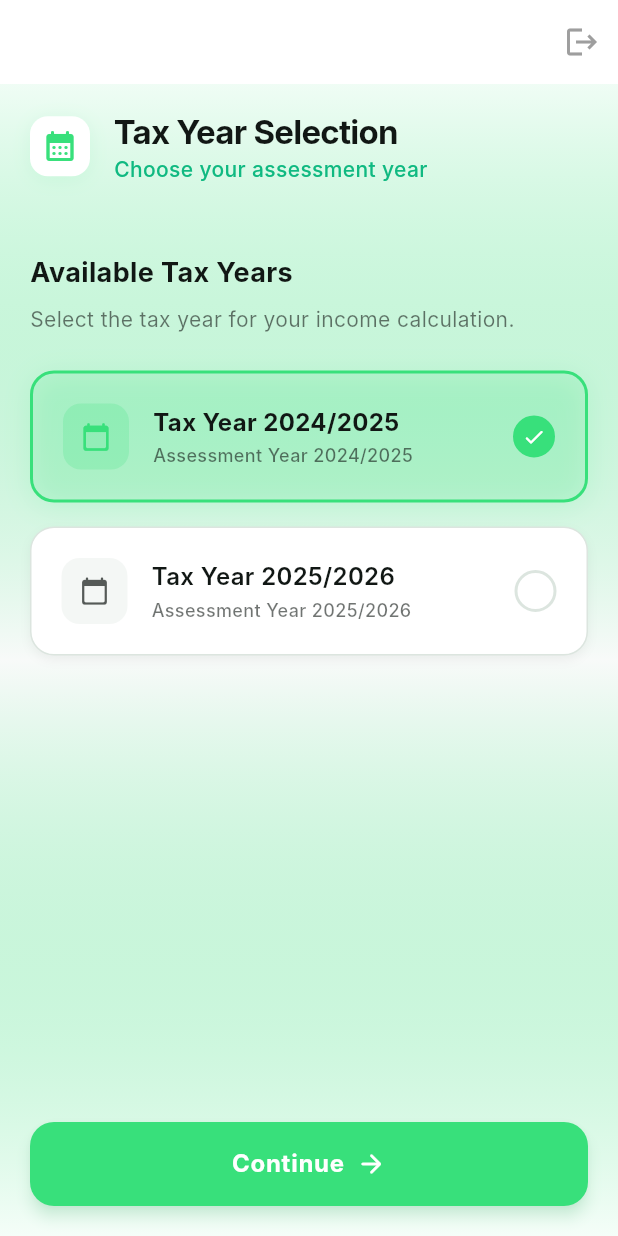
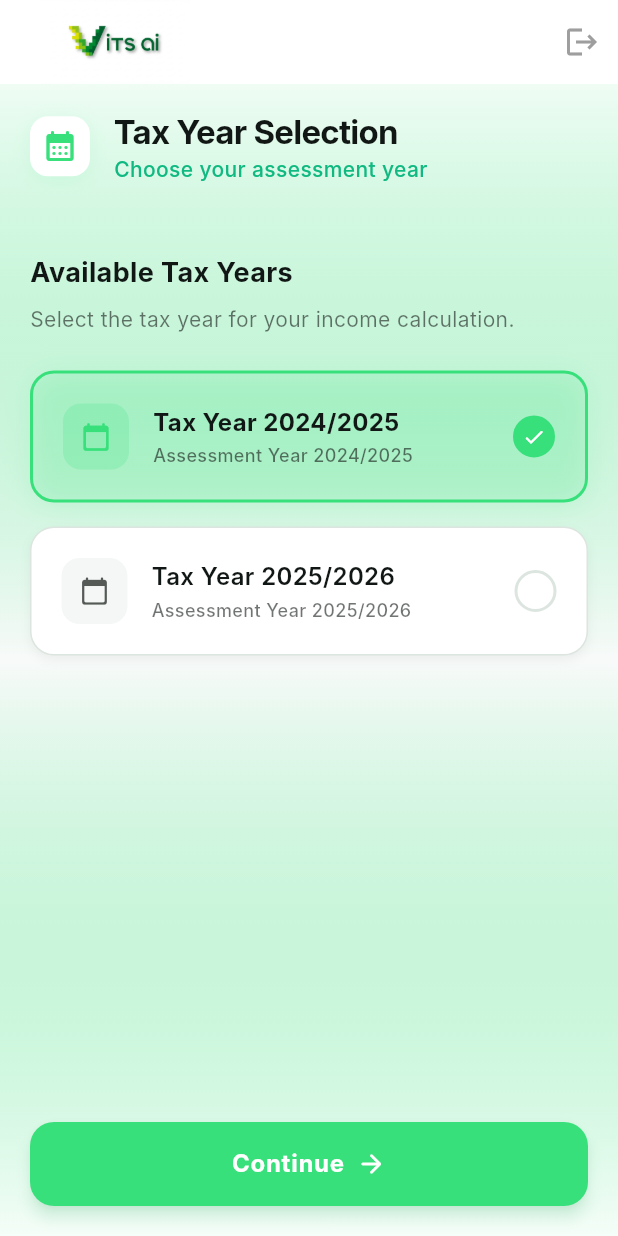
Before and after one commit to ImeshaWA/tax_Calculator_SQlite, a Flutter app: the YearSelectionPage screen opened directly, on a phone screen of 412 x 824 dp. Run offline on Flutter 3.47's test engine with Material 3 defaults, Android fonts, the phone set to English and light mode, and no system bars; our stand-ins replace sqflite; accounts and stored records are empty; Roboto replaces fonts that are missing (Inter).

Commit message:
logo added to year selection page

```diff
--- a/lib/pages/year_selection_page.dart
+++ b/lib/pages/year_selection_page.dart
@@ -154,6 +154,23 @@ class _YearSelectionPageState extends State<YearSelectionPage>
       appBar: AppBar(
         backgroundColor: Colors.transparent,
         elevation: 0,
+
+
+        // **** MODIFICATION START: Add the logo here ****
+        leadingWidth: 150,
+        leading: Padding(
+          padding: const EdgeInsets.only(left: 5.0, top: .0, bottom: .0),
+          child: Image.asset(
+            'assets/logo.jpg',
+            height: 300, // Adjust size as needed
+            width: 300,
+            fit: BoxFit.contain, // Ensures the logo fits well
+          ),
+        ),
+
+
+
+
         actions: [
           IconButton(
             icon: const Icon(Icons.logout, color: Colors.grey),
```
